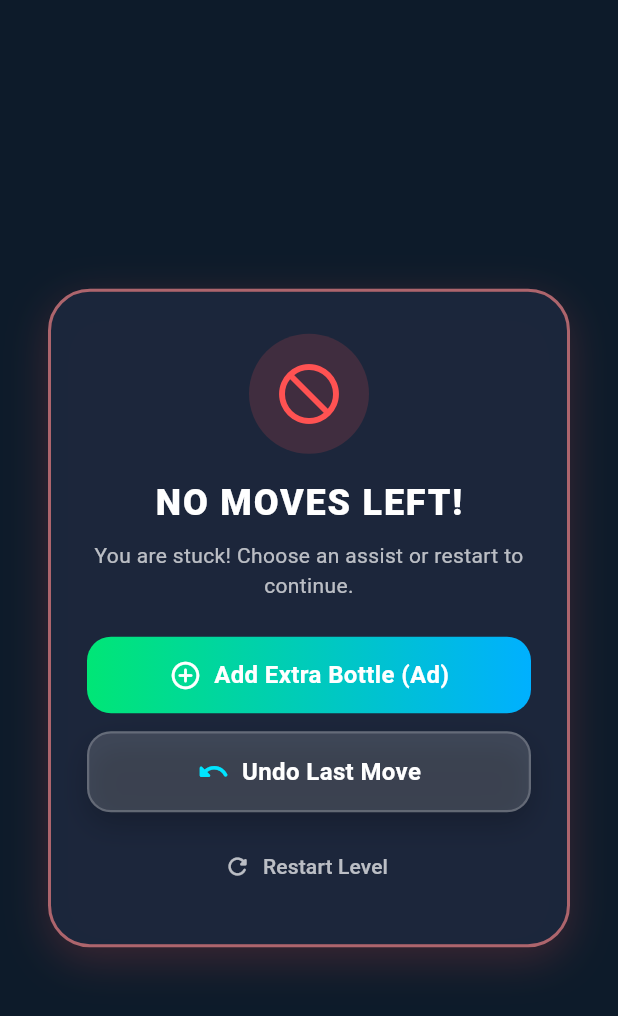
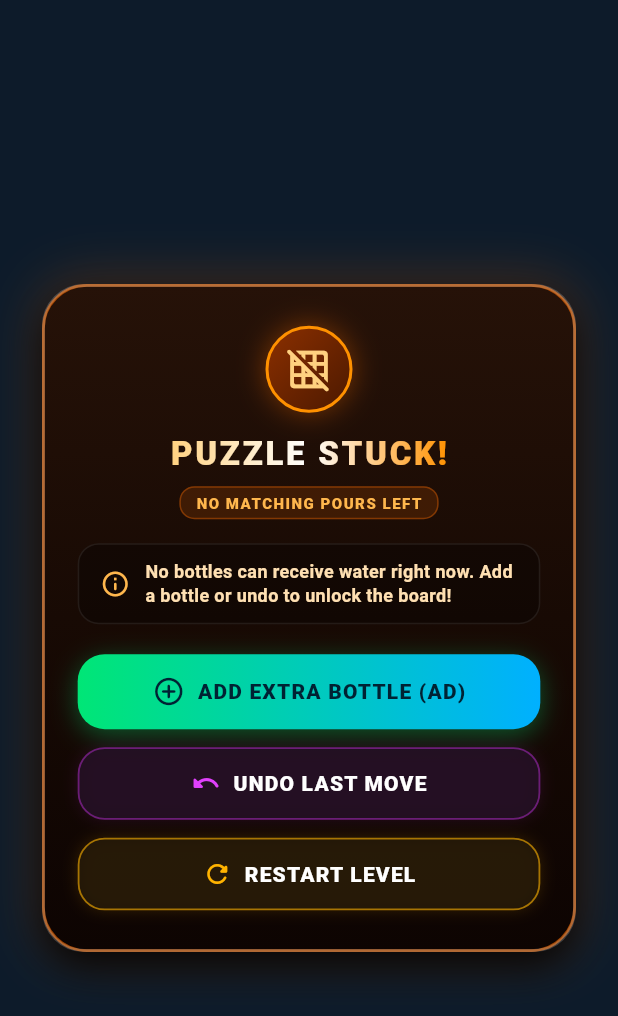
Before and after one commit to arun1818456/Water-Bottle-Game, a Flutter app: the DefeatDialog widget shown alone on an empty page, opened directly with empty values, on a phone screen of 412 x 824 dp. Shown: the top 1016 px of the screen. Run offline on Flutter 3.47's test engine with Material 3 defaults, Android fonts, the phone set to English and light mode, and no system bars; drawn by our look-alikes of flutter_animate; our stand-ins replace audioplayers, get, google_mobile_ads, lottie, package_info_plus, share_plus and 1 more; accounts and stored records are empty; network calls fail.

Commit message:
Refresh defeat dialog styling and animation
Give the stuck-state dialog a modern gaming look with updated colors, clearer status and action buttons, and an animated entrance.

```diff
--- a/lib/features/game/widgets/defeat_dialog.dart
+++ b/lib/features/game/widgets/defeat_dialog.dart
@@ -1,10 +1,9 @@
 import 'package:flutter/material.dart';
+import 'package:flutter_animate/flutter_animate.dart';
 import 'package:get/get.dart';
-import '../../../core/constants/app_colors.dart';
 import '../../../core/services/audio_service.dart';
-import '../../../core/theme/app_theme.dart';
 
-/// Popup modal when no valid moves remain
+/// Modern Gaming Dialog shown when no valid matching pours remain
 class DefeatDialog extends StatelessWidget {
   final VoidCallback onUndo;
   final VoidCallback onRestart;
@@ -23,66 +22,157 @@ class DefeatDialog extends StatelessWidget {
   Widget build(BuildContext context) {
     return Dialog(
       backgroundColor: Colors.transparent,
-      insetPadding: const EdgeInsets.symmetric(horizontal: 32),
+      elevation: 0,
+      insetPadding: const EdgeInsets.symmetric(horizontal: 28),
       child: Container(
-        padding: const EdgeInsets.symmetric(horizontal: 24, vertical: 28),
+        padding: const EdgeInsets.symmetric(horizontal: 22, vertical: 26),
         decoration: BoxDecoration(
-          color: AppColors.backgroundMid.withAlpha(250),
-          borderRadius: BorderRadius.circular(28),
-          border: Border.all(color: AppColors.accentCoral.withAlpha(140), width: 2),
+          gradient: const LinearGradient(
+            colors: [
+              Color(0xFF261208),
+              Color(0xFF180A04),
+              Color(0xFF0D0402),
+            ],
+            begin: Alignment.topCenter,
+            end: Alignment.bottomCenter,
+          ),
+          borderRadius: BorderRadius.circular(30),
+          border: Border.all(
+            color: const Color(0xFFFF6D00).withValues(alpha: 0.6),
+            width: 1.8,
+          ),
           boxShadow: [
             BoxShadow(
-              color: AppColors.accentCoral.withAlpha(50),
-              blurRadius: 24,
-              offset: const Offset(0, 8),
+              color: const Color(0xFFFF6D00).withValues(alpha: 0.25),
+              blurRadius: 30,
+              spreadRadius: 2,
+            ),
+            const BoxShadow(
+              color: Colors.black87,
+              blurRadius: 20,
+              offset: Offset(0, 10),
             ),
           ],
         ),
         child: Column(
           mainAxisSize: MainAxisSize.min,
           children: [
-            // Icon
+            // Top Glowing Lock / Stuck Badge
             Container(
-              padding: const EdgeInsets.all(16),
+              width: 58,
+              height: 58,
               decoration: BoxDecoration(
-                color: AppColors.accentCoral.withAlpha(40),
                 shape: BoxShape.circle,
+                gradient: const LinearGradient(
+                  colors: [Color(0xFF8D3000), Color(0xFF4A1800)],
+                  begin: Alignment.topLeft,
+                  end: Alignment.bottomRight,
+                ),
+                border: Border.all(
+                  color: const Color(0xFFFF9100),
+                  width: 2,
+                ),
+                boxShadow: [
+                  BoxShadow(
+                    color: const Color(0xFFFF6D00).withValues(alpha: 0.4),
+                    blurRadius: 16,
+                  ),
+                ],
               ),
               child: const Icon(
-                Icons.block_flipped,
-                size: 48,
-                color: AppColors.accentCoral,
+                Icons.grid_off_rounded,
+                color: Color(0xFFFFD180),
+                size: 30,
+              ),
+            ),
+
+            const SizedBox(height: 12),
+
+            // Shader Mask Title
+            ShaderMask(
+              shaderCallback: (bounds) => const LinearGradient(
+                colors: [
+                  Color(0xFFFFD180),
+                  Color(0xFFFFFFFF),
+                  Color(0xFFFF9100),
+                ],
+              ).createShader(bounds),
+              child: const Text(
+                'PUZZLE STUCK!',
+                style: TextStyle(
+                  fontSize: 22,
+                  fontWeight: FontWeight.w900,
+                  color: Colors.white,
+                  letterSpacing: 1.8,
+                ),
+              ),
+            ),
+
+            const SizedBox(height: 6),
+
+            // Subtitle Status Pill
+            Container(
+              padding: const EdgeInsets.symmetric(horizontal: 10, vertical: 3),
+              decoration: BoxDecoration(
+                color: const Color(0xFFFF6D00).withValues(alpha: 0.15),
+                borderRadius: BorderRadius.circular(10),
+                border: Border.all(
+                  color: const Color(0xFFFF6D00).withValues(alpha: 0.35),
+                  width: 1,
+                ),
+              ),
+              child: const Text(
+                'NO MATCHING POURS LEFT',
+                style: TextStyle(
+                  fontSize: 10,
+                  fontWeight: FontWeight.w800,
+                  color: Color(0xFFFFB74D),
+                  letterSpacing: 1.0,
+                ),
               ),
             ),
 
             const SizedBox(height: 16),
 
-            const Text(
-              'NO MOVES LEFT!',
-              style: TextStyle(
-                fontSize: 24,
-                fontWeight: FontWeight.w900,
-                color: Colors.white,
-                letterSpacing: 1.2,
+            // Informative Explanation Glass Box
+            Container(
+              padding: const EdgeInsets.symmetric(horizontal: 14, vertical: 10),
+              decoration: BoxDecoration(
+                color: Colors.black.withValues(alpha: 0.3),
+                borderRadius: BorderRadius.circular(14),
+                border: Border.all(
+                  color: Colors.white.withValues(alpha: 0.08),
+                  width: 1,
+                ),
+              ),
+              child: const Row(
+                children: [
+                  Icon(
+                    Icons.info_outline_rounded,
+                    color: Color(0xFFFFB74D),
+                    size: 20,
+                  ),
+                  SizedBox(width: 10),
+                  Expanded(
+                    child: Text(
+                      'No bottles can receive water right now. Add a bottle or undo to unlock the board!',
+                      style: TextStyle(
+                        fontSize: 12,
+                        fontWeight: FontWeight.w600,
+                        color: Color(0xFFFFE0B2),
+                        height: 1.35,
+                      ),
+                    ),
+                  ),
+                ],
               ),
             ),
 
-            const SizedBox(height: 8),
+            const SizedBox(height: 20),
 
-            const Text(
-              'You are stuck! Choose an assist or restart to continue.',
-              textAlign: TextAlign.center,
-              style: TextStyle(
-                fontSize: 14,
-                color: AppColors.textSecondary,
-              ),
-            ),
-
-            const SizedBox(height: 24),
-
-            // Add Extra Bottle Button (via ad)
+            // Add Extra Bottle Button (Primary Glowing CTA)
             Opacity(
-              opacity: extraBottleDisabled ? 0.4 : 1.0,
+              opacity: extraBottleDisabled ? 0.45 : 1.0,
               child: GestureDetector(
                 onTap: extraBottleDisabled
                     ? null
@@ -97,24 +187,40 @@ class DefeatDialog extends StatelessWidget {
                   decoration: BoxDecoration(
                     gradient: LinearGradient(
                       colors: extraBottleDisabled
-                          ? [Colors.grey, Colors.grey.shade700]
-                          : [AppColors.accentNeonGreen, const Color(0xFF00B0FF)],
+                          ? [Colors.grey.shade700, Colors.grey.shade900]
+                          : [const Color(0xFF00E676), const Color(0xFF00B0FF)],
+                      begin: Alignment.centerLeft,
+                      end: Alignment.centerRight,
                     ),
-                    borderRadius: BorderRadius.circular(16),
+                    borderRadius: BorderRadius.circular(18),
+                    boxShadow: !extraBottleDisabled
+                        ? [
+                            BoxShadow(
+                              color: const Color(0xFF00E676).withValues(alpha: 0.35),
+                              blurRadius: 14,
+                              offset: const Offset(0, 4),
+                            ),
+                          ]
+                        : null,
                   ),
                   child: Row(
                     mainAxisAlignment: MainAxisAlignment.center,
                     children: [
-                      const Icon(Icons.add_circle_outline_rounded, color: Colors.white, size: 22),
+                      const Icon(
+                        Icons.add_circle_outline_rounded,
+                        color: Color(0xFF002233),
+                        size: 22,
+                      ),
                       const SizedBox(width: 8),
                       Text(
                         extraBottleDisabled
-                            ? 'Add Extra Bottle (Limit Reached)'
-                            : 'Add Extra Bottle (Ad)',
+                            ? 'ADD EXTRA BOTTLE (LIMIT REACHED)'
+                            : 'ADD EXTRA BOTTLE (AD)',
                         style: const TextStyle(
-                          fontSize: 16,
-                          fontWeight: FontWeight.bold,
-                          color: Colors.white,
+                          fontSize: 14,
+                          fontWeight: FontWeight.w900,
+                          color: Color(0xFF002233),
+                          letterSpacing: 0.8,
                         ),
                       ),
                     ],
@@ -125,7 +231,7 @@ class DefeatDialog extends StatelessWidget {
 
             const SizedBox(height: 12),
 
-            // Undo Button
+            // Undo Button (Purple Accent Glass)
             GestureDetector(
               onTap: () {
                 AudioService.to.playButtonClick();
@@ -134,22 +240,37 @@ class DefeatDialog extends StatelessWidget {
               },
               child: Container(
                 width: double.infinity,
-                padding: const EdgeInsets.symmetric(vertical: 14),
-                decoration: AppTheme.glassBox(
-                  color: AppColors.glassFillHeavy,
-                  borderRadius: 16,
+                padding: const EdgeInsets.symmetric(vertical: 13),
+                decoration: BoxDecoration(
+                  color: const Color(0xFF231024).withValues(alpha: 0.8),
+                  borderRadius: BorderRadius.circular(18),
+                  border: Border.all(
+                    color: const Color(0xFF9C27B0).withValues(alpha: 0.6),
+                    width: 1.2,
+                  ),
+                  boxShadow: [
+                    BoxShadow(
+                      color: const Color(0xFF9C27B0).withValues(alpha: 0.15),
+                      blurRadius: 8,
+                    ),
+                  ],
                 ),
                 child: const Row(
                   mainAxisAlignment: MainAxisAlignment.center,
                   children: [
-                    Icon(Icons.undo_rounded, color: AppColors.primaryCyan, size: 22),
+                    Icon(
+                      Icons.undo_rounded,
+                      color: Color(0xFFE040FB),
+                      size: 20,
+                    ),
                     SizedBox(width: 8),
                     Text(
-                      'Undo Last Move',
+                      'UNDO LAST MOVE',
                       style: TextStyle(
-                        fontSize: 16,
-                        fontWeight: FontWeight.bold,
+                        fontSize: 14,
+                        fontWeight: FontWeight.w800,
                         color: Colors.white,
+                        letterSpacing: 0.8,
                       ),
                     ),
                   ],
@@ -159,19 +280,55 @@ class DefeatDialog extends StatelessWidget {
 
             const SizedBox(height: 12),
 
-            // Restart Button
-            TextButton.icon(
-              onPressed: () {
+            // Restart Button (Amber Accent Glass)
+            GestureDetector(
+              onTap: () {
                 AudioService.to.playButtonClick();
                 Get.back();
                 onRestart();
               },
-              icon: const Icon(Icons.refresh_rounded, color: Colors.white70),
-              label: const Text('Restart Level', style: TextStyle(color: Colors.white70)),
+              child: Container(
+                width: double.infinity,
+                padding: const EdgeInsets.symmetric(vertical: 13),
+                decoration: BoxDecoration(
+                  color: const Color(0xFF231808).withValues(alpha: 0.8),
+                  borderRadius: BorderRadius.circular(18),
+                  border: Border.all(
+                    color: const Color(0xFFFFB300).withValues(alpha: 0.6),
+                    width: 1.2,
+                  ),
+                  boxShadow: [
+                    BoxShadow(
+                      color: const Color(0xFFFFB300).withValues(alpha: 0.15),
+                      blurRadius: 8,
+                    ),
+                  ],
+                ),
+                child: const Row(
+                  mainAxisAlignment: MainAxisAlignment.center,
+                  children: [
+                    Icon(
+                      Icons.refresh_rounded,
+                      color: Color(0xFFFFB300),
+                      size: 20,
+                    ),
+                    SizedBox(width: 8),
+                    Text(
+                      'RESTART LEVEL',
+                      style: TextStyle(
+                        fontSize: 14,
+                        fontWeight: FontWeight.w800,
+                        color: Colors.white,
+                        letterSpacing: 0.8,
+                      ),
+                    ),
+                  ],
+                ),
+              ),
             ),
           ],
         ),
       ),
-    );
+    ).animate().scale(duration: 280.ms, curve: Curves.easeOutBack).fadeIn(duration: 220.ms);
   }
 }
```
